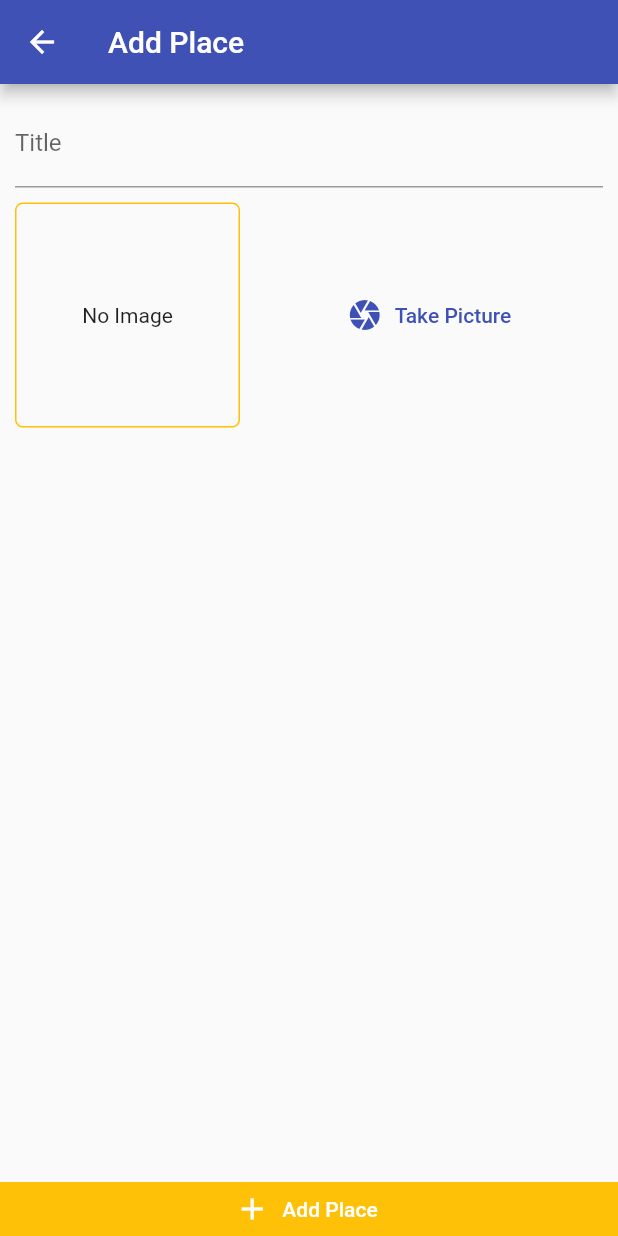
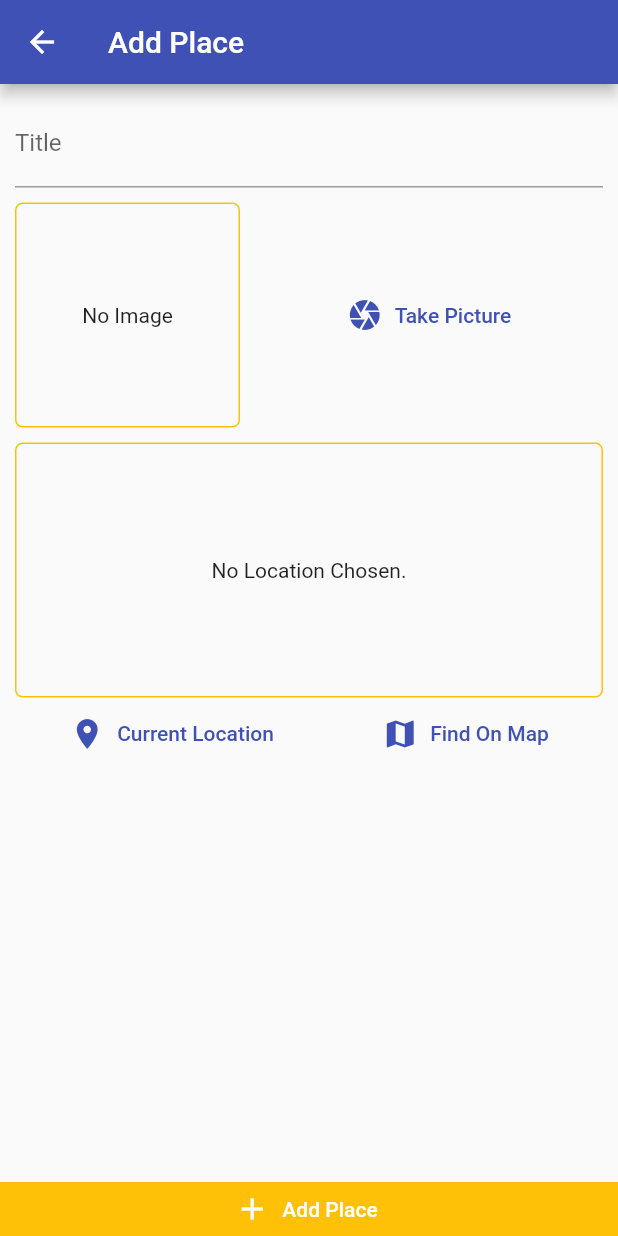
Before and after one commit to jinyongnan810/flutter-places-app, a Flutter app: the screen it shows after launch, after a tap on the "add" icon, on a phone screen of 412 x 824 dp. Run offline on Flutter 3.47's test engine with Material 2 defaults, Android fonts, the phone set to English and light mode, and no system bars; our stand-ins replace flutter_dotenv, image_picker, location, sqflite; accounts and stored records are empty.

Commit message:
get current location & display map preview

```diff
--- /dev/null
+++ b/lib/components/location_input.dart
@@ -0,0 +1,70 @@
+import 'package:location/location.dart';
+
+import 'package:flutter/material.dart';
+import 'package:places/helpers/location_helper.dart';
+import 'package:places/models/place.dart';
+
+class LocationInput extends StatefulWidget {
+  Function _saveLocation;
+  LocationInput(this._saveLocation);
+
+  @override
+  _LocationInputState createState() => _LocationInputState();
+}
+
+class _LocationInputState extends State<LocationInput> {
+  final Location location = Location();
+  String? _previewImage;
+  Future<void> _getCurrentLocation() async {
+    try {
+      final locData = await location.getLocation();
+      widget._saveLocation(PlaceLocation(
+          latitude: locData.latitude!, longitude: locData.longitude!));
+      final previewImage = LocationHelper.generateLocationPreviewImage(
+          latitude: locData.latitude!, longtitude: locData.longitude!);
+      setState(() {
+        _previewImage = previewImage;
+      });
+    } catch (err) {
+      print('no permission to location');
+    }
+  }
+
+  @override
+  Widget build(BuildContext context) {
+    return Column(
+      children: [
+        Container(
+          width: double.infinity,
+          height: 170,
+          alignment: Alignment.center,
+          decoration: BoxDecoration(
+              border:
+                  Border.all(width: 1, color: Theme.of(context).accentColor),
+              borderRadius: BorderRadius.circular(5)),
+          child: _previewImage == null
+              ? Text('No Location Chosen.')
+              : Image.network(
+                  _previewImage!,
+                  fit: BoxFit.cover,
+                ),
+        ),
+        Row(
+          mainAxisAlignment: MainAxisAlignment.spaceAround,
+          children: [
+            TextButton.icon(
+                onPressed: () {
+                  _getCurrentLocation();
+                },
+                icon: Icon(Icons.location_on),
+                label: Text('Current Location')),
+            TextButton.icon(
+                onPressed: () {},
+                icon: Icon(Icons.map),
+                label: Text('Find On Map')),
+          ],
+        )
+      ],
+    );
+  }
+}
--- /dev/null
+++ b/lib/helpers/location_helper.dart
@@ -0,0 +1,9 @@
+import 'package:flutter_dotenv/flutter_dotenv.dart';
+
+class LocationHelper {
+  static String generateLocationPreviewImage(
+      {required double latitude, required double longtitude}) {
+    final apiKey = dotenv.env['GOOGLE_MAP_API_KEY'];
+    return 'https://maps.googleapis.com/maps/api/staticmap?center=$latitude,$longtitude&zoom=13&size=600x300&maptype=roadmap&markers=color:red%7Clabel:A%7C$latitude,$longtitude&key=$apiKey';
+  }
+}
--- a/lib/main.dart
+++ b/lib/main.dart
@@ -1,10 +1,12 @@
 import 'package:flutter/material.dart';
+import 'package:flutter_dotenv/flutter_dotenv.dart';
 import 'package:places/providers/great_places.dart';
 import 'package:places/screens/add_place_screen.dart';
 import 'package:places/screens/place_list_screen.dart';
 import 'package:provider/provider.dart';
 
-void main() {
+Future<void> main() async {
+  await dotenv.load(fileName: ".env");
   runApp(MyApp());
 }
 
--- a/lib/providers/great_places.dart
+++ b/lib/providers/great_places.dart
@@ -29,8 +29,7 @@ class GreatPlaces with ChangeNotifier {
     notifyListeners();
   }
 
-  Future<void> add(String title, File image) async {
-    final location = PlaceLocation(longitude: 10, latitude: 10);
+  Future<void> add(String title, File image, PlaceLocation location) async {
     final newPlace = Place(
         id: Random().nextInt(100000).toString(),
         title: title,
--- a/lib/screens/add_place_screen.dart
+++ b/lib/screens/add_place_screen.dart
@@ -2,6 +2,8 @@ import 'dart:io';
 
 import 'package:flutter/material.dart';
 import 'package:places/components/image_input.dart';
+import 'package:places/components/location_input.dart';
+import 'package:places/models/place.dart';
 import 'package:places/providers/great_places.dart';
 import 'package:provider/provider.dart';
 
@@ -15,6 +17,7 @@ class AddPlaceScreen extends StatefulWidget {
 class _AddPlaceScreenState extends State<AddPlaceScreen> {
   final _titleController = TextEditingController();
   File? _image;
+  PlaceLocation? _location;
   @override
   void dispose() {
     _titleController.dispose();
@@ -25,13 +28,17 @@ class _AddPlaceScreenState extends State<AddPlaceScreen> {
     this._image = image;
   }
 
+  void _saveLocation(PlaceLocation location) {
+    this._location = location;
+  }
+
   void _save() {
-    if (_titleController.text.isEmpty || _image == null) {
+    if (_titleController.text.isEmpty || _image == null || _location == null) {
       return;
     }
 
     Provider.of<GreatPlaces>(context, listen: false)
-        .add(_titleController.text, _image!);
+        .add(_titleController.text, _image!, _location!);
   }
 
   @override
@@ -58,7 +65,11 @@ class _AddPlaceScreenState extends State<AddPlaceScreen> {
                     SizedBox(
                       height: 10,
                     ),
-                    ImageInput(_saveImage)
+                    ImageInput(_saveImage),
+                    SizedBox(
+                      height: 10,
+                    ),
+                    LocationInput(_saveLocation)
                   ],
                 ),
               ),
--- a/pubspec.yaml
+++ b/pubspec.yaml
@@ -33,6 +33,8 @@ dependencies:
   path_provider: ^2.0.4
   path: ^1.8.0
   sqflite: ^2.0.0+4
+  location: ^4.3.0
+  flutter_dotenv: ^5.0.2
 
 dev_dependencies:
   flutter_test:
@@ -50,7 +52,8 @@ flutter:
   uses-material-design: true
 
   # To add assets to your application, add an assets section, like this:
-  # assets:
+  assets:
+    - .env
   #   - images/a_dot_burr.jpeg
   #   - images/a_dot_ham.jpeg
 
```
Also changed, not shown: pubspec.lock, 2 other files.
